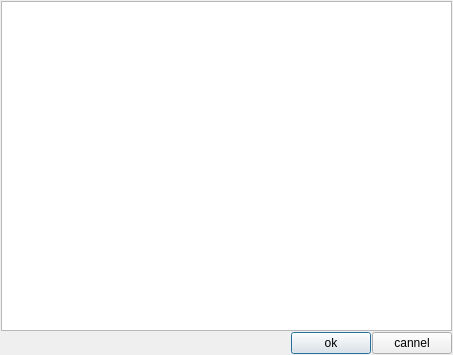
Before: the Qt Designer form src/FCMethodEditor/FCPluginManagerDialog.ui in czyt1988/FastCAE-AppDesigner, drawn with Qt 5.
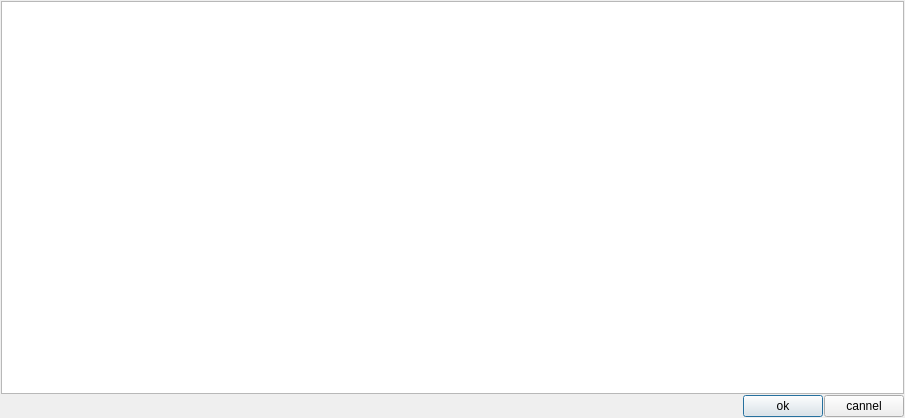
After: the same form once the commit is applied.

Diff of the .ui file:
```diff
--- a/src/FCMethodEditor/FCPluginManagerDialog.ui
+++ b/src/FCMethodEditor/FCPluginManagerDialog.ui
@@ -6,8 +6,8 @@
    <rect>
     <x>0</x>
     <y>0</y>
-    <width>453</width>
-    <height>355</height>
+    <width>905</width>
+    <height>418</height>
    </rect>
   </property>
   <property name="windowTitle">
```
